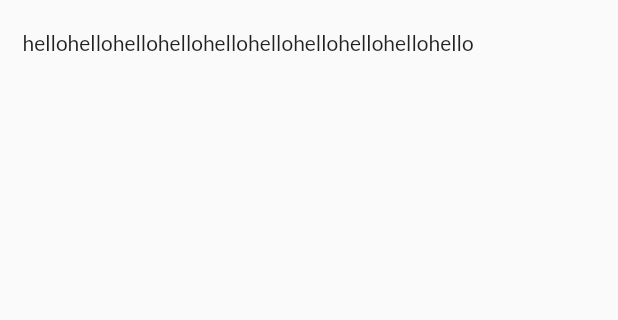
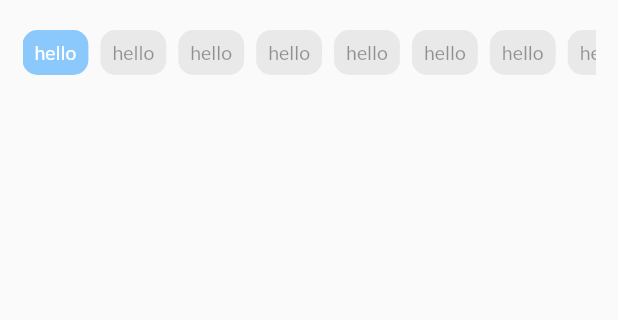
Before and after one commit to Mohamed-Ararr/NewsApp, a Flutter app: the RecomViewBody screen opened directly, on a phone screen of 412 x 824 dp, the part 180-500 px from its top. Run offline on Flutter 3.47's test engine with Material 2 defaults, Android fonts, the phone set to English and light mode, and no system bars; our stand-ins replace carousel_slider, go_router.

Commit message:
add categories listview

```diff
--- a/lib/Core/AppColors.dart
+++ b/lib/Core/AppColors.dart
@@ -6,4 +6,5 @@ class AppColors {
   static Color greyColor = const Color.fromARGB(17, 0, 0, 0);
   static Color whiteColor = Colors.white;
   static Color blueColor = const Color(0xff0b84e5);
+  static Color lightBlueColor = const Color.fromARGB(136, 41, 159, 255);
 }
--- a/lib/Features/RecomView/Presentation/Widgets/RecomViewBody.dart
+++ b/lib/Features/RecomView/Presentation/Widgets/RecomViewBody.dart
@@ -29,7 +29,26 @@ class RecomViewBody extends StatelessWidget {
                   child: ListView.builder(
                     itemCount: 10,
                     scrollDirection: Axis.horizontal,
-                    itemBuilder: (context, index) => Text("hello"),
+                    itemBuilder: (context, index) => Container(
+                      padding: const EdgeInsets.symmetric(horizontal: 8),
+                      margin: const EdgeInsets.only(right: 8),
+                      alignment: Alignment.center,
+                      decoration: BoxDecoration(
+                        borderRadius: kBorderRad10,
+                        color: index == 0
+                            ? AppColors.lightBlueColor
+                            : AppColors.greyColor,
+                      ),
+                      child: Text(
+                        "hello",
+                        style: TextStyle(
+                          fontSize: 13,
+                          color: index == 0
+                              ? AppColors.whiteColor
+                              : Colors.black38,
+                        ),
+                      ),
+                    ),
                   ),
                 )
               ],
```
